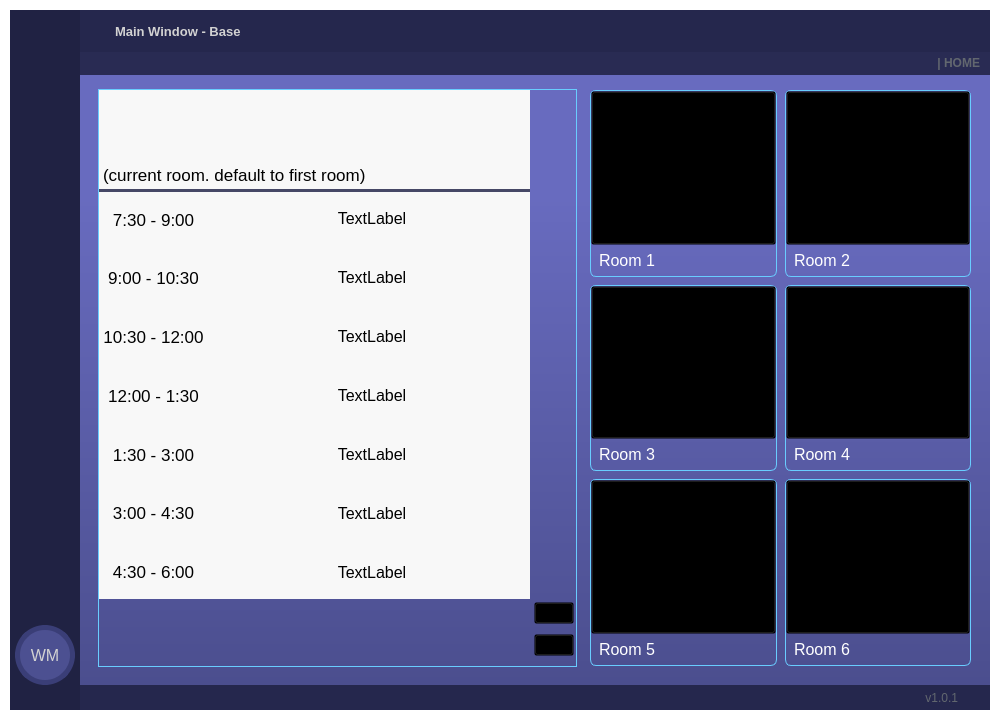
The window that GUI_BASE_v2_admin.ui (Damne-afk/CC15_QSystem) describes before a commit, drawn with Qt 5.
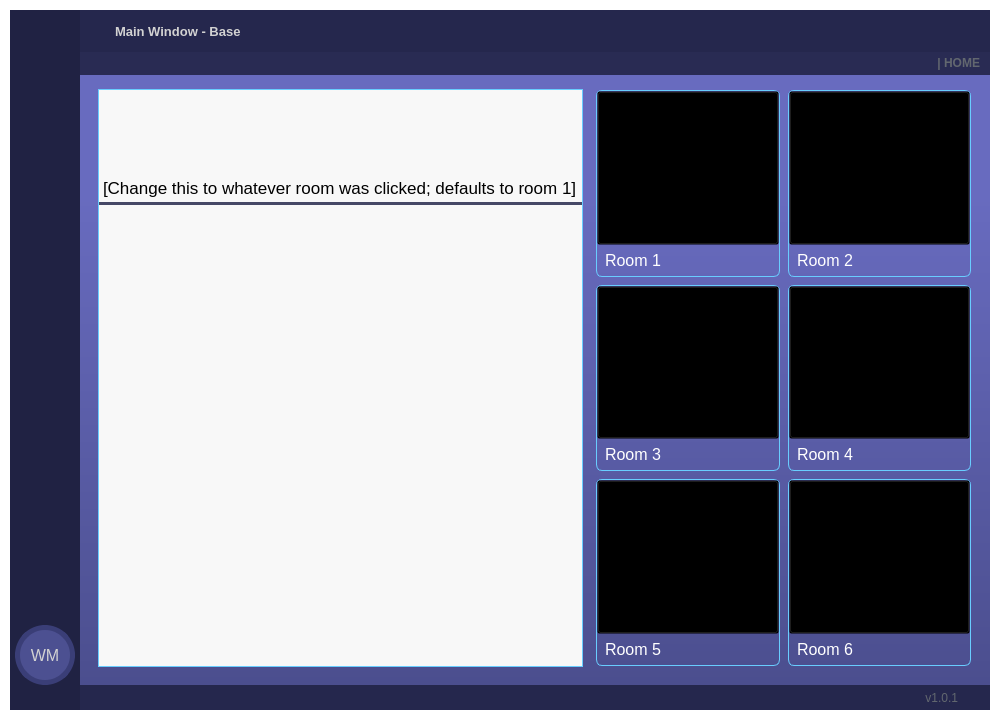
The same window after the commit. The open tabs and pages were chosen to show the change. Icons and pictures are not drawn.

```diff
--- a/GUI_BASE_v2_admin.ui
+++ b/GUI_BASE_v2_admin.ui
@@ -5170,7 +5170,7 @@
                              <property name="frameShadow">
                               <enum>QFrame::Raised</enum>
                              </property>
-                             <layout class="QHBoxLayout" name="horizontalLayout_page_admin_FroomNkey_ctrl" stretch="1,0">
+                             <layout class="QHBoxLayout" name="horizontalLayout_page_admin_FroomNkey_ctrl" stretch="1">
                               <property name="spacing">
                                <number>2</number>
                               </property>
@@ -5199,7 +5199,7 @@
                                 <property name="frameShadow">
                                  <enum>QFrame::Raised</enum>
                                 </property>
-                                <layout class="QVBoxLayout" name="verticalLayout_FroomNkey_ctrl_overview" stretch="1,4,0">
+                                <layout class="QVBoxLayout" name="verticalLayout_FroomNkey_ctrl_overview" stretch="1,4">
                                  <property name="spacing">
                                   <number>0</number>
                                  </property>
@@ -5226,7 +5226,7 @@
 }</string>
                                    </property>
                                    <property name="text">
-                                    <string>(current room. default to first room)</string>
+                                    <string>[Change this to whatever room was clicked; defaults to room 1]</string>
                                    </property>
                                    <property name="alignment">
                                     <set>Qt::AlignBottom|Qt::AlignLeading|Qt::AlignLeft</set>
@@ -5248,7 +5248,7 @@
                                    <property name="frameShadow">
                                     <enum>QFrame::Raised</enum>
                                    </property>
-                                   <layout class="QHBoxLayout" name="horizontalLayout_FroomNkey_ctrl_overview_contents" stretch="1,3">
+                                   <layout class="QHBoxLayout" name="horizontalLayout_FroomNkey_ctrl_overview_contents">
                                     <property name="leftMargin">
                                      <number>0</number>
                                     </property>
@@ -5261,392 +5261,7 @@
                                     <property name="bottomMargin">
                                      <number>0</number>
                                     </property>
-                                    <item>
-                                     <widget class="QFrame" name="FroomNkey_ctrl_overview_Leftcontents">
-                                      <property name="styleSheet">
-                                       <string notr="true"/>
-                                      </property>
-                                      <property name="frameShape">
-                                       <enum>QFrame::StyledPanel</enum>
-                                      </property>
-                                      <property name="frameShadow">
-                                       <enum>QFrame::Raised</enum>
-                                      </property>
-                                      <layout class="QVBoxLayout" name="verticalLayout_FroomNkey_ctrl_overview_Leftcontents">
-                                       <property name="spacing">
-                                        <number>4</number>
-                                       </property>
-                                       <property name="leftMargin">
-                                        <number>0</number>
-                                       </property>
-                                       <property name="topMargin">
-                                        <number>0</number>
-                                       </property>
-                                       <property name="rightMargin">
-                                        <number>0</number>
-                                       </property>
-                                       <property name="bottomMargin">
-                                        <number>0</number>
-                                       </property>
-                                       <item>
-                                        <widget class="QPushButton" name="FroomNkey_ctrl_pushButton_time1">
-                                         <property name="sizePolicy">
-                                          <sizepolicy hsizetype="Minimum" vsizetype="Preferred">
-                                           <horstretch>0</horstretch>
-                                           <verstretch>0</verstretch>
-                                          </sizepolicy>
-                                         </property>
-                                         <property name="styleSheet">
-                                          <string notr="true"/>
-                                         </property>
-                                         <property name="text">
-                                          <string>7:30 - 9:00</string>
-                                         </property>
-                                         <property name="flat">
-                                          <bool>true</bool>
-                                         </property>
-                                        </widget>
-                                       </item>
-                                       <item>
-                                        <widget class="QPushButton" name="FroomNkey_ctrl_pushButton_time2">
-                                         <property name="sizePolicy">
-                                          <sizepolicy hsizetype="Minimum" vsizetype="Preferred">
-                                           <horstretch>0</horstretch>
-                                           <verstretch>0</verstretch>
-                                          </sizepolicy>
-                                         </property>
-                                         <property name="text">
-                                          <string>9:00 - 10:30</string>
-                                         </property>
-                                         <property name="flat">
-                                          <bool>true</bool>
-                                         </property>
-                                        </widget>
-                                       </item>
-                                       <item>
-                                        <widget class="QPushButton" name="FroomNkey_ctrl_pushButton_time3">
-                                         <property name="sizePolicy">
-                                          <sizepolicy hsizetype="Minimum" vsizetype="Preferred">
-                                           <horstretch>0</horstretch>
-                                           <verstretch>0</verstretch>
-                                          </sizepolicy>
-                                         </property>
-                                         <property name="text">
-                                          <string>10:30 - 12:00</string>
-                                         </property>
-                                         <property name="flat">
-                                          <bool>true</bool>
-                                         </property>
-                                        </widget>
-                                       </item>
-                                       <item>
-                                        <widget class="QPushButton" name="FroomNkey_ctrl_pushButton_time4">
-                                         <property name="sizePolicy">
-                                          <sizepolicy hsizetype="Minimum" vsizetype="Preferred">
-                                           <horstretch>0</horstretch>
-                                           <verstretch>0</verstretch>
-                                          </sizepolicy>
-                                         </property>
-                                         <property name="text">
-                                          <string>12:00 - 1:30</string>
-                                         </property>
-                                         <property name="flat">
-                                          <bool>true</bool>
-                                         </property>
-                                        </widget>
-                                       </item>
-                                       <item>
-                                        <widget class="QPushButton" name="FroomNkey_ctrl_pushButton_time5">
-                                         <property name="sizePolicy">
-                                          <sizepolicy hsizetype="Minimum" vsizetype="Preferred">
-                                           <horstretch>0</horstretch>
-                                           <verstretch>0</verstretch>
-                                          </sizepolicy>
-                                         </property>
-                                         <property name="text">
-                                          <string>1:30 - 3:00</string>
-                                         </property>
-                                         <property name="flat">
-                                          <bool>true</bool>
-                                         </property>
-                                        </widget>
-                                       </item>
-                                       <item>
-                                        <widget class="QPushButton" name="FroomNkey_ctrl_pushButton_time6">
-                                         <property name="sizePolicy">
-                                          <sizepolicy hsizetype="Minimum" vsizetype="Preferred">
-                                           <horstretch>0</horstretch>
-                                           <verstretch>0</verstretch>
-                                          </sizepolicy>
-                                         </property>
-                                         <property name="text">
-                                          <string>3:00 - 4:30</string>
-                                         </property>
-                                         <property name="flat">
-                                          <bool>true</bool>
-                                         </property>
-                                        </widget>
-                                       </item>
-                                       <item>
-                                        <widget class="QPushButton" name="FroomNkey_ctrl_pushButton_time7">
-                                         <property name="sizePolicy">
-                                          <sizepolicy hsizetype="Minimum" vsizetype="Preferred">
-                                           <horstretch>0</horstretch>
-                                           <verstretch>0</verstretch>
-                                          </sizepolicy>
-                                         </property>
-                                         <property name="styleSheet">
-                                          <string notr="true"/>
-                                         </property>
-                                         <property name="text">
-                                          <string>4:30 - 6:00</string>
-                                         </property>
-                                         <property name="flat">
-                                          <bool>true</bool>
-                                         </property>
-                                        </widget>
-                                       </item>
-                                      </layout>
-                                     </widget>
-                                    </item>
-                                    <item>
-                                     <widget class="QFrame" name="FroomNkey_ctrl_overview_Rightcontents">
-                                      <property name="styleSheet">
-                                       <string notr="true">font-size:12pt;</string>
-                                      </property>
-                                      <property name="frameShape">
-                                       <enum>QFrame::StyledPanel</enum>
-                                      </property>
-                                      <property name="frameShadow">
-                                       <enum>QFrame::Raised</enum>
-                                      </property>
-                                      <layout class="QVBoxLayout" name="verticalLayout_FroomNkey_ctrl_overview_Rightcontents">
-                                       <property name="leftMargin">
-                                        <number>0</number>
-                                       </property>
-                                       <property name="topMargin">
-                                        <number>0</number>
-                                       </property>
-                                       <property name="rightMargin">
-                                        <number>0</number>
-                                       </property>
-                                       <property name="bottomMargin">
-                                        <number>0</number>
-                                       </property>
-                                       <item>
-                                        <widget class="QLabel" name="FroomNkey_ctrl_pushButton_timeSlot1">
-                                         <property name="text">
-                                          <string>TextLabel</string>
-                                         </property>
-                                         <property name="alignment">
-                                          <set>Qt::AlignCenter</set>
-                                         </property>
-                                        </widget>
-                                       </item>
-                                       <item>
-                                        <widget class="QLabel" name="FroomNkey_ctrl_pushButton_timeSlot2">
-                                         <property name="text">
-                                          <string>TextLabel</string>
-                                         </property>
-                                         <property name="alignment">
-                                          <set>Qt::AlignCenter</set>
-                                         </property>
-                                        </widget>
-                                       </item>
-                                       <item>
-                                        <widget class="QLabel" name="FroomNkey_ctrl_pushButton_timeSlot3">
-                                         <property name="text">
-                                          <string>TextLabel</string>
-                                         </property>
-                                         <property name="alignment">
-                                          <set>Qt::AlignCenter</set>
-                                         </property>
-                                        </widget>
-                                       </item>
-                                       <item>
-                                        <widget class="QLabel" name="FroomNkey_ctrl_pushButton_timeSlot4">
-                                         <property name="text">
-                                          <string>TextLabel</string>
-                                         </property>
-                                         <property name="alignment">
-                                          <set>Qt::AlignCenter</set>
-                                         </property>
-                                        </widget>
-                                       </item>
-                                       <item>
-                                        <widget class="QLabel" name="FroomNkey_ctrl_pushButton_timeSlot5">
-                                         <property name="text">
-                                          <string>TextLabel</string>
-                                         </property>
-                                         <property name="alignment">
-                                          <set>Qt::AlignCenter</set>
-                                         </property>
-                                        </widget>
-                                       </item>
-                                       <item>
-                                        <widget class="QLabel" name="FroomNkey_ctrl_pushButton_timeSlot6">
-                                         <property name="text">
-                                          <string>TextLabel</string>
-                                         </property>
-                                         <property name="alignment">
-                                          <set>Qt::AlignCenter</set>
-                                         </property>
-                                        </widget>
-                                       </item>
-                                       <item>
-                                        <widget class="QLabel" name="FroomNkey_ctrl_pushButton_timeSlot7">
-                                         <property name="text">
-                                          <string>TextLabel</string>
-                                         </property>
-                                         <property name="alignment">
-                                          <set>Qt::AlignCenter</set>
-                                         </property>
-                                        </widget>
-                                       </item>
-                                      </layout>
-                                     </widget>
-                                    </item>
                                    </layout>
-                                  </widget>
-                                 </item>
-                                 <item>
-                                  <widget class="QFrame" name="FroomNkey_ctrl_overview_accORdec">
-                                   <property name="frameShape">
-                                    <enum>QFrame::StyledPanel</enum>
-                                   </property>
-                                   <property name="frameShadow">
-                                    <enum>QFrame::Raised</enum>
-                                   </property>
-                                   <layout class="QHBoxLayout" name="horizontalLayout_FroomNkey_ctrl_overview_accORdec" stretch="1,2">
-                                    <property name="leftMargin">
-                                     <number>0</number>
-                                    </property>
-                                    <property name="topMargin">
-                                     <number>0</number>
-                                    </property>
-                                    <property name="rightMargin">
-                                     <number>0</number>
-                                    </property>
-                                    <property name="bottomMargin">
-                                     <number>0</number>
-                                    </property>
-                                    <item>
-                                     <widget class="QFrame" name="roomNkey_ctrl_Frequests">
-                                      <property name="frameShape">
-                                       <enum>QFrame::StyledPanel</enum>
-                                      </property>
-                                      <property name="frameShadow">
-                                       <enum>QFrame::Raised</enum>
-                                      </property>
-                                     </widget>
-                                    </item>
-                                    <item>
-                                     <widget class="QScrollArea" name="roomNkey_ctrl_scrollArea_requests">
-                                      <property name="widgetResizable">
-                                       <bool>true</bool>
-                                      </property>
-                                      <widget class="QWidget" name="roomNkey_ctrl_scrollArea_requests_contents">
-                                       <property name="geometry">
-                                        <rect>
-                                         <x>0</x>
-                                         <y>0</y>
-                                         <width>100</width>
-                                         <height>30</height>
-                                        </rect>
-                                       </property>
-                                       <layout class="QVBoxLayout" name="verticalLayout_roomNkey_ctrl_scrollArea_requests_contents">
-                                        <property name="leftMargin">
-                                         <number>2</number>
-                                        </property>
-                                        <property name="topMargin">
-                                         <number>2</number>
-                                        </property>
-                                        <property name="rightMargin">
-                                         <number>2</number>
-                                        </property>
-                                        <property name="bottomMargin">
-                                         <number>2</number>
-                                        </property>
-                                       </layout>
-                                      </widget>
-                                     </widget>
-                                    </item>
-                                   </layout>
-                                  </widget>
-                                 </item>
-                                </layout>
-                               </widget>
-                              </item>
-                              <item alignment="Qt::AlignRight|Qt::AlignBottom">
-                               <widget class="QFrame" name="FroomNkey_ctrl_logs">
-                                <property name="styleSheet">
-                                 <string notr="true">QWidget{
-color: white;
-}
-
-QFrame{
-border:0;
-}</string>
-                                </property>
-                                <property name="frameShape">
-                                 <enum>QFrame::StyledPanel</enum>
-                                </property>
-                                <property name="frameShadow">
-                                 <enum>QFrame::Raised</enum>
-                                </property>
-                                <layout class="QVBoxLayout" name="verticalLayout_FroomNkey_ctrl_logs">
-                                 <property name="spacing">
-                                  <number>10</number>
-                                 </property>
-                                 <property name="leftMargin">
-                                  <number>2</number>
-                                 </property>
-                                 <property name="topMargin">
-                                  <number>2</number>
-                                 </property>
-                                 <property name="rightMargin">
-                                  <number>2</number>
-                                 </property>
-                                 <property name="bottomMargin">
-                                  <number>10</number>
-                                 </property>
-                                 <item>
-                                  <widget class="QPushButton" name="roomNkey_logsButton">
-                                   <property name="text">
-                                    <string/>
-                                   </property>
-                                   <property name="icon">
-                                    <iconset>
-                                     <normalon>:/20x20/icons/20x20/cil-notes.png</normalon>
-                                    </iconset>
-                                   </property>
-                                   <property name="iconSize">
-                                    <size>
-                                     <width>18</width>
-                                     <height>18</height>
-                                    </size>
-                                   </property>
-                                   <property name="flat">
-                                    <bool>false</bool>
-                                   </property>
-                                  </widget>
-                                 </item>
-                                 <item>
-                                  <widget class="QPushButton" name="roomNkey_accORdecButton">
-                                   <property name="text">
-                                    <string/>
-                                   </property>
-                                   <property name="icon">
-                                    <iconset>
-                                     <normalon>:/20x20/icons/20x20/cil-chevron-circle-left-alt.png</normalon>
-                                    </iconset>
-                                   </property>
-                                   <property name="iconSize">
-                                    <size>
-                                     <width>20</width>
-                                     <height>20</height>
-                                    </size>
-                                   </property>
                                   </widget>
                                  </item>
                                 </layout>
```
Left out of the diff: 59 changed lines with no effect on the pictures.
